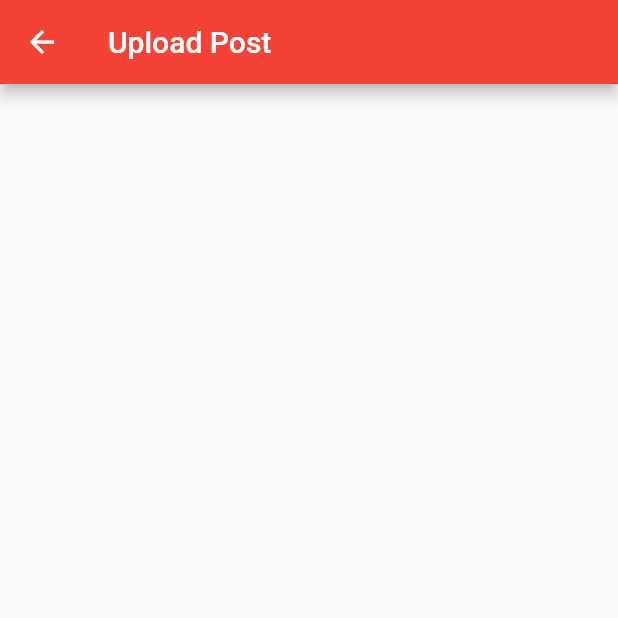
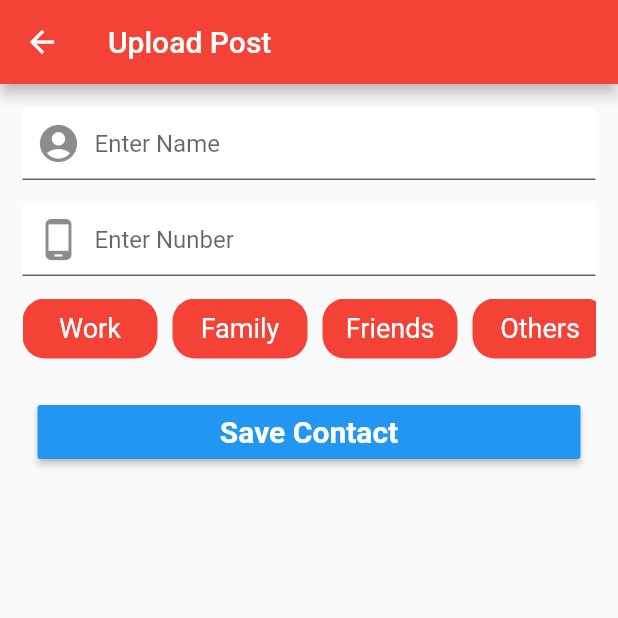
Before and after one commit to nikhilpawar9/zero_hunger, a Flutter app: the Upload screen opened directly, on a phone screen of 412 x 824 dp, the top half of it. Run offline on Flutter 3.47's test engine with Material 2 defaults, Android fonts, the phone set to English and light mode, and no system bars; our stand-ins replace cloud_firestore, firebase_auth, firebase_core, firebase_database, shared_preferences; missing offline and left inert: dart:ffi; accounts and stored records are empty.

Commit message:
Worked on upload and feed

```diff
--- a/lib/main.dart
+++ b/lib/main.dart
@@ -3,7 +3,7 @@ import 'package:zero_hunger/helper/authenticate.dart';
 import 'package:firebase_core/firebase_core.dart';
 import 'package:zero_hunger/helper/helperfunctions.dart';
 import 'package:zero_hunger/views/chatRoomsScreen.dart';
-
+import 'package:zero_hunger/views/feed.dart';
 void main() async {
   WidgetsFlutterBinding.ensureInitialized();
   await Firebase.initializeApp();
@@ -37,7 +37,7 @@ class _MyAppState extends State<MyApp> {
     return MaterialApp(
       title: 'Zero Hunger',
       debugShowCheckedModeBanner: false,
-      home: userIsLoggedIn ? ChatRoom() : Authenticate(),
+      home: userIsLoggedIn ? DisplayFeed() : Authenticate(),
     );
   }
 }
--- a/lib/views/home.dart
+++ b/lib/views/home.dart
@@ -2,6 +2,7 @@ import 'package:flutter/material.dart';
 import 'package:zero_hunger/helper/authenticate.dart';
 import 'package:zero_hunger/services/auth.dart';
 import 'package:zero_hunger/views/chatRoomsScreen.dart';
+import 'package:zero_hunger/views/feed.dart';
 
 class Home extends StatefulWidget {
   @override
@@ -38,7 +39,7 @@ class _HomeState extends State<Home> {
       floatingActionButton: FloatingActionButton(
           onPressed: () {
             Navigator.push(
-                context, MaterialPageRoute(builder: (context) => ChatRoom()));
+                context, MaterialPageRoute(builder: (context) => DisplayFeed()));
           },
           child: Icon(Icons.navigation),
           backgroundColor: Colors.blue),
--- a/lib/views/signin.dart
+++ b/lib/views/signin.dart
@@ -4,6 +4,7 @@ import 'package:zero_hunger/helper/helperfunctions.dart';
 import 'package:zero_hunger/services/auth.dart';
 import 'package:zero_hunger/services/database.dart';
 import 'package:zero_hunger/views/chatRoomsScreen.dart';
+import 'package:zero_hunger/views/feed.dart';
 import 'package:zero_hunger/widgets/widget.dart';
 import 'package:url_launcher/url_launcher.dart';
 
@@ -56,7 +57,7 @@ class _SignInState extends State<SignIn> {
 
 
           Navigator.pushReplacement(
-              context, MaterialPageRoute(builder: (context) => ChatRoom()));
+              context, MaterialPageRoute(builder: (context) => DisplayFeed()));
         }
       });
     }
--- a/lib/views/upload.dart
+++ b/lib/views/upload.dart
@@ -1,7 +1,10 @@
+import 'dart:ffi';
+
 import 'package:flutter/material.dart';
 import 'package:zero_hunger/helper/authenticate.dart';
 import 'package:zero_hunger/services/auth.dart';
 import 'package:zero_hunger/views/chatRoomsScreen.dart';
+import 'package:firebase_database/firebase_database.dart';
 
 class Upload extends StatefulWidget {
   @override
@@ -9,17 +12,141 @@ class Upload extends StatefulWidget {
 }
 
 class _UploadState extends State<Upload> {
-  AuthMethods authMethods = new AuthMethods();
+  TextEditingController _nameController, _numberController;
+  String _typeSelected = '';
+  DatabaseReference _ref;
+  @override
+  void initState() {
+    super.initState();
+    _nameController = TextEditingController();
+    _numberController = TextEditingController();
+    _ref = FirebaseDatabase.instance.reference().child('Contacts');
+  }
+
+  Widget _buildContactType(String title) {
+    return InkWell(
+      child: Container(
+        height: 40,
+        width: 90,
+        decoration: BoxDecoration(
+          color: _typeSelected == title ? Colors.green : Colors.red,
+          borderRadius: BorderRadius.circular(15),
+        ),
+        child: Center(
+          child: Text(
+            title,
+            style: TextStyle(fontSize: 18, color: Colors.white),
+          ),
+        ),
+      ),
+      onTap: () {
+        setState(() {
+          _typeSelected = title;
+        });
+      },
+    );
+  }
+
   @override
   Widget build(BuildContext context) {
     return Scaffold(
-      appBar: AppBar(
-        title: Text('Upload Post'),
-         backgroundColor: Colors.red[500],
-      ),
-      body: Center(
+        appBar: AppBar(
+          title: Text('Upload Post'),
+          backgroundColor: Colors.red[500],
+        ),
+        body: Container(
+          margin: EdgeInsets.all(15),
+          child: Column(
+            crossAxisAlignment: CrossAxisAlignment.start,
+            children: [
+              TextFormField(
+                  controller: _nameController,
+                  decoration: InputDecoration(
+                    hintText: 'Enter Name',
+                    prefixIcon: Icon(
+                      Icons.account_circle,
+                      size: 30,
+                    ),
+                    fillColor: Colors.white,
+                    filled: true,
+                    contentPadding: EdgeInsets.all(15),
+                  )),
+              SizedBox(height: 15),
+              TextFormField(
+                  controller: _numberController,
+                  decoration: InputDecoration(
+                    hintText: 'Enter Nunber',
+                    prefixIcon: Icon(
+                      Icons.phone_android,
+                      size: 30,
+                    ),
+                    fillColor: Colors.white,
+                    filled: true,
+                    contentPadding: EdgeInsets.all(15),
+                  )),
+              SizedBox(
+                height: 15,
+              ),
+              Container(
+                height: 40,
+                child: ListView(
+                  scrollDirection: Axis.horizontal,
+                  children: [
+                    _buildContactType('Work'),
+                    SizedBox(
+                      width: 10,
+                    ),
+                    _buildContactType('Family'),
+                    SizedBox(
+                      width: 10,
+                    ),
+                    _buildContactType('Friends'),
+                    SizedBox(
+                      width: 10,
+                    ),
+                    _buildContactType('Others'),
+                    SizedBox(
+                      width: 10,
+                    ),
+                  ],
+                ),
+              ),
+              SizedBox(height: 25,),
+              Container(
+                width: double.infinity,
+                padding: EdgeInsets.symmetric(horizontal: 10),
+                child: RaisedButton(
+                  color: Colors.blue,
+                  child: Text(
+                    'Save Contact',
+                    style: TextStyle(
+                      fontSize: 20,
+                      color: Colors.white,
+                      fontWeight: FontWeight.w600,
+                    ),
+                  ),
+                  onPressed: () {
+                    saveContact();
+                  },
+                ),
+              )
+            ],
+          ),
+        ));
+  }
 
-      ),
-    );
+  void saveContact() {
+    String name = _nameController.text;
+    String number = _numberController.text;
+
+    Map<String, String> contact = {
+      'name': name,
+      'number': number,
+      'type': _typeSelected,
+    };
+
+    _ref.push().set(contact).then((value){
+      Navigator.pop(context);
+    });
   }
 }
```
Also changed, not shown: lib/views/chatRoomsScreen.dart (+6 -19 lines), lib/views/feed.dart (added, +171 -0 lines), pubspec.yaml (+4 -3 lines), pubspec.lock, 1 other file.
